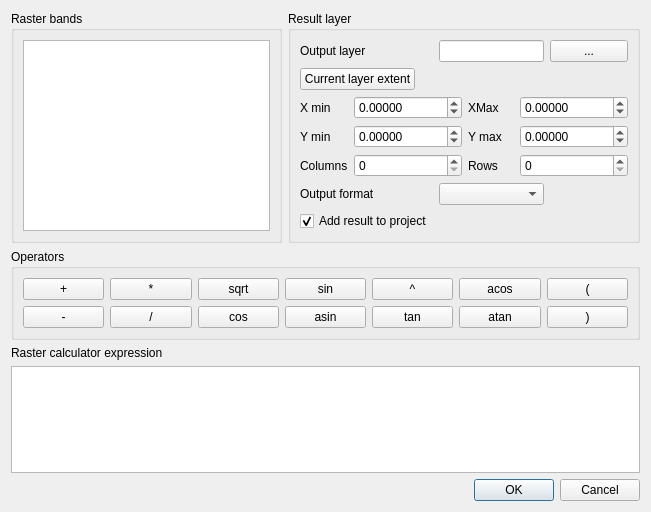
Qt form qgis/src/ui/qgsrastercalcdialogbase.ui (sourcepole/qgis) before a commit.
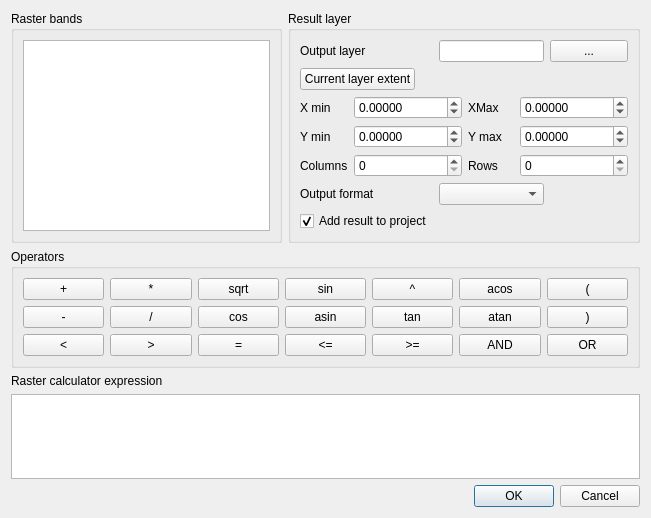
The same form after that commit.

```diff
--- a/qgis/src/ui/qgsrastercalcdialogbase.ui
+++ b/qgis/src/ui/qgsrastercalcdialogbase.ui
@@ -7,7 +7,7 @@
     <x>0</x>
     <y>0</y>
     <width>651</width>
-    <height>512</height>
+    <height>518</height>
    </rect>
   </property>
   <property name="windowTitle">
@@ -323,6 +323,55 @@
         </property>
        </widget>
       </item>
+      <item row="2" column="0">
+       <widget class="QPushButton" name="mLessButton">
+        <property name="text">
+         <string>&lt;</string>
+        </property>
+       </widget>
+      </item>
+      <item row="2" column="1">
+       <widget class="QPushButton" name="mGreaterButton">
+        <property name="text">
+         <string>&gt;</string>
+        </property>
+       </widget>
+      </item>
+      <item row="2" column="2">
+       <widget class="QPushButton" name="mEqualButton">
+        <property name="text">
+         <string>=</string>
+        </property>
+       </widget>
+      </item>
+      <item row="2" column="6">
+       <widget class="QPushButton" name="mOrButton">
+        <property name="text">
+         <string>OR</string>
+        </property>
+       </widget>
+      </item>
+      <item row="2" column="5">
+       <widget class="QPushButton" name="mAndButton">
+        <property name="text">
+         <string>AND</string>
+        </property>
+       </widget>
+      </item>
+      <item row="2" column="3">
+       <widget class="QPushButton" name="mLesserEqualButton">
+        <property name="text">
+         <string>&lt;=</string>
+        </property>
+       </widget>
+      </item>
+      <item row="2" column="4">
+       <widget class="QPushButton" name="mGreaterEqualButton">
+        <property name="text">
+         <string>&gt;=</string>
+        </property>
+       </widget>
+      </item>
      </layout>
     </widget>
    </item>
```
